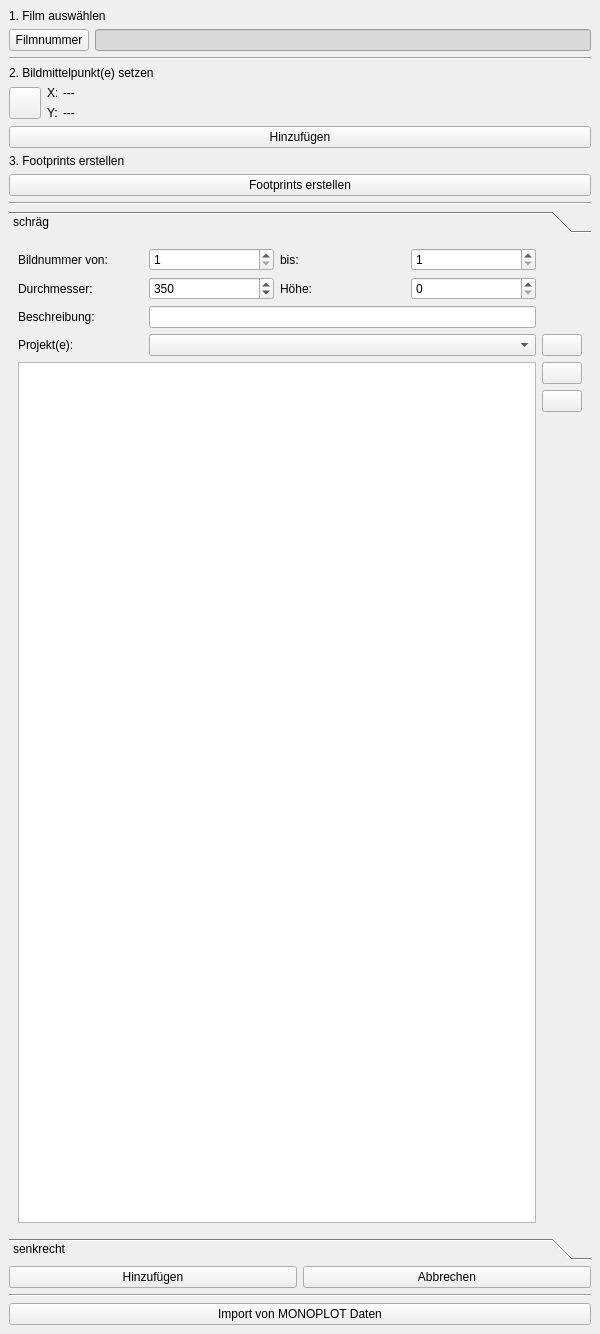
APIS-Luftbildarchiv/APIS3, file APIS/ui/apis_image_mapping.ui: the form before one commit.
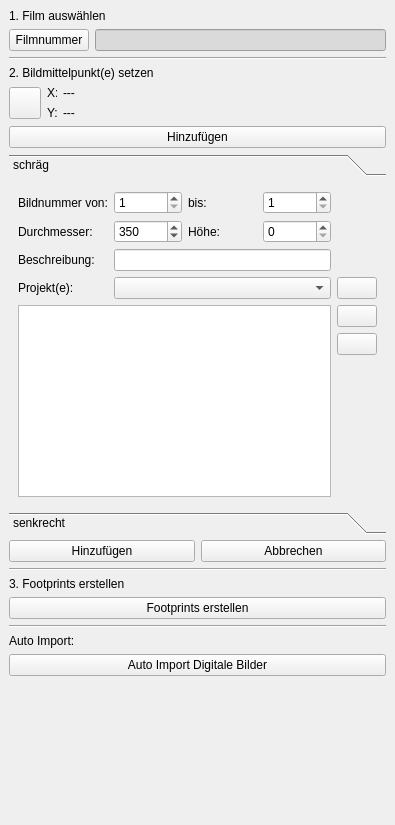
The form after the commit. Icons and pictures are not drawn.

Patch:
```diff
--- a/APIS/ui/apis_image_mapping.ui
+++ b/APIS/ui/apis_image_mapping.ui
@@ -6,8 +6,8 @@
    <rect>
     <x>0</x>
     <y>0</y>
-    <width>600</width>
-    <height>1334</height>
+    <width>395</width>
+    <height>825</height>
    </rect>
   </property>
   <property name="windowIcon">
@@ -101,6 +101,13 @@
         </property>
        </widget>
       </item>
+      <item row="0" column="0" colspan="3">
+       <widget class="QLabel" name="label_5">
+        <property name="text">
+         <string>2. Bildmittelpunkt(e) setzen</string>
+        </property>
+       </widget>
+      </item>
       <item row="1" column="2">
        <widget class="QLabel" name="uiXCoordinateLbl">
         <property name="text">
@@ -140,20 +147,6 @@
         </property>
        </widget>
       </item>
-      <item row="4" column="0" colspan="3">
-       <widget class="QLabel" name="label_15">
-        <property name="text">
-         <string>3. Footprints erstellen</string>
-        </property>
-       </widget>
-      </item>
-      <item row="0" column="0" colspan="3">
-       <widget class="QLabel" name="label_5">
-        <property name="text">
-         <string>2. Bildmittelpunkt(e) setzen</string>
-        </property>
-       </widget>
-      </item>
       <item row="2" column="1">
        <widget class="QLabel" name="label_3">
         <property name="maximumSize">
@@ -184,32 +177,8 @@
         </property>
        </widget>
       </item>
-      <item row="5" column="0" colspan="3">
-       <widget class="QPushButton" name="uiGenerateFootprintsBtn">
-        <property name="text">
-         <string>Footprints erstellen</string>
-        </property>
-        <property name="icon">
-         <iconset resource="resource.qrc">
-          <normaloff>:/plugins/APIS/icons/footprints.png</normaloff>:/plugins/APIS/icons/footprints.png</iconset>
-        </property>
-        <property name="iconSize">
-         <size>
-          <width>24</width>
-          <height>24</height>
-         </size>
-        </property>
-       </widget>
-      </item>
      </layout>
     </item>
-    <item>
-     <widget class="Line" name="line">
-      <property name="orientation">
-       <enum>Qt::Horizontal</enum>
-      </property>
-     </widget>
-    </item>
     <item>
      <layout class="QGridLayout" name="uiMappingDetailsGridLayout">
       <property name="leftMargin">
@@ -262,8 +231,8 @@
           <rect>
            <x>0</x>
            <y>0</y>
-           <width>562</width>
-           <height>613</height>
+           <width>375</width>
+           <height>312</height>
           </rect>
          </property>
          <attribute name="icon">
@@ -427,8 +396,8 @@
           <rect>
            <x>0</x>
            <y>0</y>
-           <width>562</width>
-           <height>613</height>
+           <width>375</width>
+           <height>292</height>
           </rect>
          </property>
          <attribute name="icon">
@@ -572,17 +541,53 @@
      </widget>
     </item>
     <item>
-     <layout class="QHBoxLayout" name="uiMonoplotHorizontalLayout">
+     <layout class="QVBoxLayout" name="uiFootprintsVerticalLayout">
       <item>
-       <widget class="QPushButton" name="uiMonoplotImportBtn">
-        <property name="sizePolicy">
-         <sizepolicy hsizetype="Expanding" vsizetype="Fixed">
-          <horstretch>0</horstretch>
-          <verstretch>0</verstretch>
-         </sizepolicy>
+       <widget class="QLabel" name="label_15">
+        <property name="text">
+         <string>3. Footprints erstellen</string>
         </property>
+       </widget>
+      </item>
+      <item>
+       <widget class="QPushButton" name="uiGenerateFootprintsBtn">
         <property name="text">
-         <string>Import von MONOPLOT Daten</string>
+         <string>Footprints erstellen</string>
+        </property>
+        <property name="icon">
+         <iconset resource="resource.qrc">
+          <normaloff>:/plugins/APIS/icons/footprints.png</normaloff>:/plugins/APIS/icons/footprints.png</iconset>
+        </property>
+        <property name="iconSize">
+         <size>
+          <width>24</width>
+          <height>24</height>
+         </size>
+        </property>
+       </widget>
+      </item>
+     </layout>
+    </item>
+    <item>
+     <widget class="Line" name="line_4">
+      <property name="orientation">
+       <enum>Qt::Horizontal</enum>
+      </property>
+     </widget>
+    </item>
+    <item>
+     <layout class="QVBoxLayout" name="uiAutoImportHorizontalLayout">
+      <item>
+       <widget class="QLabel" name="label_2">
+        <property name="text">
+         <string>Auto Import:</string>
+        </property>
+       </widget>
+      </item>
+      <item>
+       <widget class="QPushButton" name="uiAutoImportBtn">
+        <property name="text">
+         <string>Auto Import Digitale Bilder</string>
         </property>
         <property name="icon">
          <iconset resource="resource.qrc">
@@ -598,6 +603,19 @@
       </item>
      </layout>
     </item>
+    <item>
+     <spacer name="verticalSpacer">
+      <property name="orientation">
+       <enum>Qt::Vertical</enum>
+      </property>
+      <property name="sizeHint" stdset="0">
+       <size>
+        <width>20</width>
+        <height>40</height>
+       </size>
+      </property>
+     </spacer>
+    </item>
    </layout>
   </widget>
  </widget>
```
